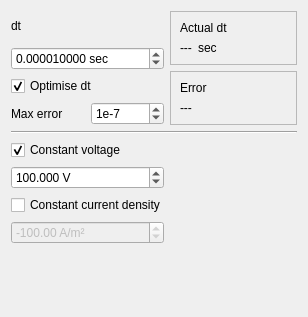
First picture: the form in src/inputparameters.ui, repository hobrasoft/simul6, before the edit.
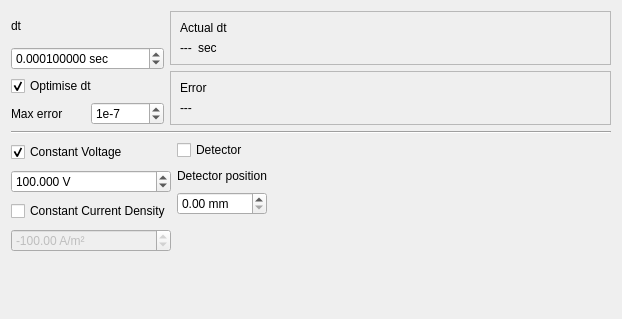
Second picture: the form after the edit.

```diff
--- a/src/inputparameters.ui
+++ b/src/inputparameters.ui
@@ -6,14 +6,14 @@
    <rect>
     <x>0</x>
     <y>0</y>
-    <width>308</width>
-    <height>317</height>
+    <width>622</width>
+    <height>319</height>
    </rect>
   </property>
   <property name="windowTitle">
    <string>Input parameters</string>
   </property>
-  <layout class="QGridLayout" name="gridLayout_5">
+  <layout class="QGridLayout" name="gridLayout_7">
    <item row="0" column="0">
     <layout class="QGridLayout" name="gridLayout">
      <item row="0" column="0" colspan="2">
@@ -41,7 +41,7 @@
         <double>0.001000000000000</double>
        </property>
        <property name="value">
-        <double>0.000010000000000</double>
+        <double>0.000100000000000</double>
        </property>
       </widget>
      </item>
@@ -80,7 +80,7 @@
      </item>
     </layout>
    </item>
-   <item row="0" column="1">
+   <item row="0" column="1" colspan="2">
     <layout class="QGridLayout" name="gridLayout_4">
      <item row="0" column="0">
       <widget class="QFrame" name="frame">
@@ -153,24 +153,26 @@
      </item>
     </layout>
    </item>
-   <item row="1" column="0" colspan="2">
+   <item row="1" column="0" colspan="3">
     <widget class="Line" name="line">
      <property name="orientation">
       <enum>Qt::Horizontal</enum>
      </property>
     </widget>
    </item>
-   <item row="2" column="0">
+   <item row="2" column="0" colspan="2">
+    <layout class="QGridLayout" name="gridLayout_5">
+     <item row="0" column="0">
     <widget class="QCheckBox" name="f_constant_voltage">
      <property name="text">
-      <string>Constant voltage</string>
+        <string>Constant Voltage</string>
      </property>
      <property name="checked">
       <bool>true</bool>
      </property>
     </widget>
    </item>
-   <item row="3" column="0">
+     <item row="1" column="0">
     <widget class="QDoubleSpinBox" name="f_voltage">
      <property name="suffix">
       <string> V</string>
@@ -192,17 +194,7 @@
      </property>
     </widget>
    </item>
-   <item row="4" column="0" colspan="2">
-    <widget class="QCheckBox" name="f_constant_current">
-     <property name="enabled">
-      <bool>true</bool>
-     </property>
-     <property name="text">
-      <string>Constant current density</string>
-     </property>
-    </widget>
-   </item>
-   <item row="5" column="0">
+     <item row="3" column="0">
     <widget class="QDoubleSpinBox" name="f_current">
      <property name="enabled">
       <bool>false</bool>
@@ -221,7 +213,70 @@
      </property>
     </widget>
    </item>
-   <item row="6" column="1">
+     <item row="2" column="0">
+      <widget class="QCheckBox" name="f_constant_current">
+       <property name="enabled">
+        <bool>true</bool>
+       </property>
+       <property name="text">
+        <string>Constant Current Density</string>
+       </property>
+      </widget>
+     </item>
+    </layout>
+   </item>
+   <item row="2" column="2">
+    <layout class="QGridLayout" name="gridLayout_6">
+     <item row="2" column="0">
+      <widget class="QDoubleSpinBox" name="f_detector_position">
+       <property name="suffix">
+        <string> mm</string>
+       </property>
+      </widget>
+     </item>
+     <item row="3" column="0">
+      <spacer name="verticalSpacer">
+       <property name="orientation">
+        <enum>Qt::Vertical</enum>
+       </property>
+       <property name="sizeHint" stdset="0">
+        <size>
+         <width>20</width>
+         <height>40</height>
+        </size>
+       </property>
+      </spacer>
+     </item>
+     <item row="0" column="0">
+      <widget class="QCheckBox" name="f_detector">
+       <property name="text">
+        <string>Detector</string>
+       </property>
+      </widget>
+     </item>
+     <item row="1" column="0">
+      <widget class="QLabel" name="f_detector_label">
+       <property name="text">
+        <string>Detector position</string>
+       </property>
+      </widget>
+     </item>
+     <item row="1" column="1">
+      <spacer name="horizontalSpacer">
+       <property name="orientation">
+        <enum>Qt::Horizontal</enum>
+       </property>
+       <property name="sizeHint" stdset="0">
+        <size>
+         <width>40</width>
+         <height>20</height>
+        </size>
+       </property>
+      </spacer>
+     </item>
+    </layout>
+   </item>
+   <item row="3" column="0">
     <spacer name="verticalSpacer_2">
      <property name="orientation">
       <enum>Qt::Vertical</enum>
```
Lines whose indentation alone changed are shown as unchanged.
